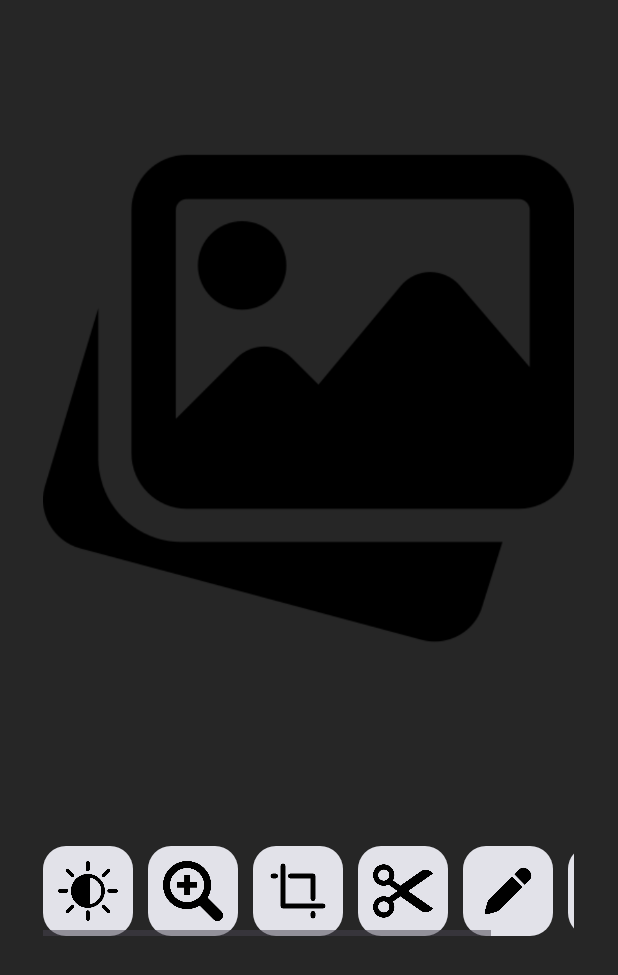
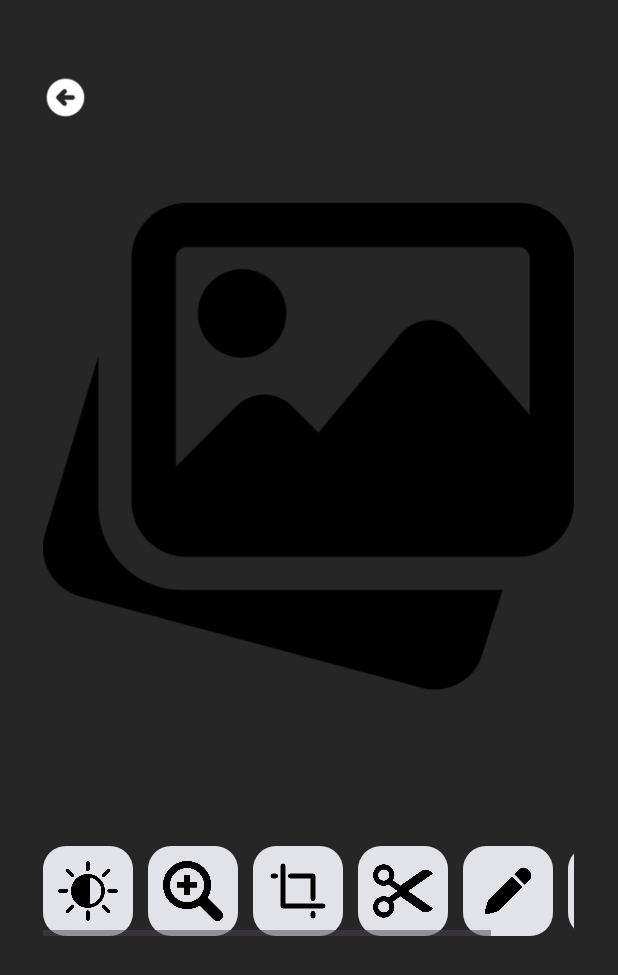
Before and after one commit to muhammetFurkanUnal/EditImageMobileApp-Java-Groovy, an Android app: the EditActivity screen opened directly, with no data from a screen before it, on a phone screen of 412 x 824 dp. Shown: the top 975 px of the screen. Run offline under Robolectric (Android 15) with nearby library versions, the phone set to English and light mode, and no system bars.

Commit message:
feat: intent filter added to edit image activity and pop button added

```diff
--- a/app/src/main/java/com/example/deneme_java_groovy/Constants.java
+++ b/app/src/main/java/com/example/deneme_java_groovy/Constants.java
@@ -2,4 +2,5 @@ package com.example.deneme_java_groovy;
 
 public class Constants {
     public static final int IMAGE_SELECT_CODE = 100;
+    public static final String EDIT_IMAGE_INTENT = "com.example.deneme_java_groovy.EDIT_IMAGE";
 }
--- a/app/src/main/java/com/example/deneme_java_groovy/activities/EditActivity.java
+++ b/app/src/main/java/com/example/deneme_java_groovy/activities/EditActivity.java
@@ -62,4 +62,9 @@ public class EditActivity extends AppCompatActivity {
         System.out.println("Effect button clicked!");
     }
 
+    public void btnPopClicked(View v) {
+        System.out.println("Pop button clicked!");
+        finish();
+    }
+
 }
--- a/app/src/main/java/com/example/deneme_java_groovy/activities/SelectImageActivity.java
+++ b/app/src/main/java/com/example/deneme_java_groovy/activities/SelectImageActivity.java
@@ -11,6 +11,7 @@ import androidx.core.graphics.Insets;
 import androidx.core.view.ViewCompat;
 import androidx.core.view.WindowInsetsCompat;
 
+import com.example.deneme_java_groovy.Constants;
 import com.example.deneme_java_groovy.R;
 
 import static com.example.deneme_java_groovy.Constants.IMAGE_SELECT_CODE;
@@ -48,7 +49,7 @@ public class SelectImageActivity extends AppCompatActivity {
         if (requestCode == IMAGE_SELECT_CODE && data != null) {
             Uri selectedImageUri = data.getData();
 
-            Intent editImageActivityIntent = new Intent(getApplicationContext(), EditActivity.class);
+            Intent editImageActivityIntent = new Intent(Constants.EDIT_IMAGE_INTENT);
             editImageActivityIntent.setData(selectedImageUri);
             startActivity(editImageActivityIntent);
 
--- a/app/src/main/res/layout/edit.xml
+++ b/app/src/main/res/layout/edit.xml
@@ -8,12 +8,26 @@
     android:background="#262626"
     tools:context=".activities.EditActivity">
 
+    <ImageButton
+        android:id="@+id/btn_pop"
+        android:layout_width="30dp"
+        android:layout_height="30dp"
+        android:scaleType="fitCenter"
+        android:src="@drawable/arrow_back"
+        android:background="@android:color/transparent"
+        app:layout_constraintTop_toTopOf="parent"
+        app:layout_constraintBottom_toTopOf="@+id/selectedImage"
+        app:layout_constraintStart_toStartOf="@id/selectedImage"
+        android:layout_marginBottom="20dp"
+        android:layout_marginTop="30dp"
+        android:onClick="btnPopClicked" />
+
     <!-- Selected image -->
     <com.google.android.material.imageview.ShapeableImageView
         android:id="@+id/selectedImage"
         android:layout_width="354dp"
         android:layout_height="wrap_content"
-        android:layout_marginTop="88dp"
+        android:layout_marginTop="120dp"
         android:contentDescription="TODO"
         android:src="@drawable/image"
         android:adjustViewBounds="true"
@@ -44,7 +58,7 @@
                 android:layout_width="0dp"
                 android:layout_height="0dp"
                 android:background="@drawable/btn_mod"
-                android:scaleType="centerInside"
+                android:scaleType="fitCenter"
                 app:chainUseRtl="false"
                 app:layout_constraintBottom_toBottomOf="parent"
                 app:layout_constraintDimensionRatio="1:1"
```
Also changed, not shown: app/src/main/AndroidManifest.xml (+7 -1 lines), app/src/main/res/drawable/arrow_back.png (added), app/src/main/res/drawable/arrow_left.png (added), app/src/main/res/drawable/ted_mosby.jpeg (deleted).
